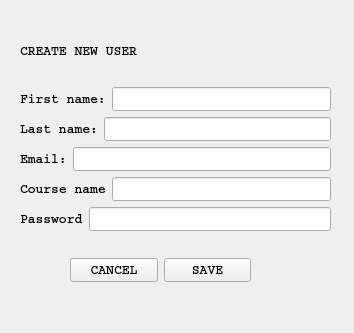
Qt form newteacher.ui (casalete/ErasmusIo) before a commit.
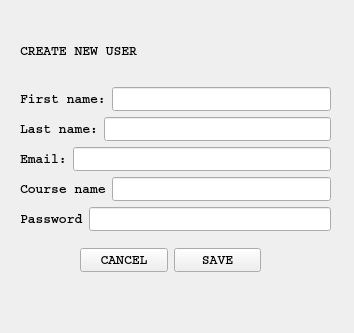
The same form after that commit. Icons and pictures are not drawn.

```diff
--- a/newteacher.ui
+++ b/newteacher.ui
@@ -13,6 +13,9 @@
   <property name="windowTitle">
    <string>Form</string>
   </property>
+  <property name="styleSheet">
+   <string notr="true">background-image: url(:/unic.jpg);</string>
+  </property>
   <widget class="QWidget" name="layoutWidget">
    <property name="geometry">
     <rect>
@@ -202,11 +205,11 @@
     </item>
    </layout>
   </widget>
-  <widget class="QWidget" name="">
+  <widget class="QWidget" name="layoutWidget">
    <property name="geometry">
     <rect>
-     <x>70</x>
-     <y>250</y>
+     <x>80</x>
+     <y>240</y>
      <width>181</width>
      <height>41</height>
     </rect>
```
